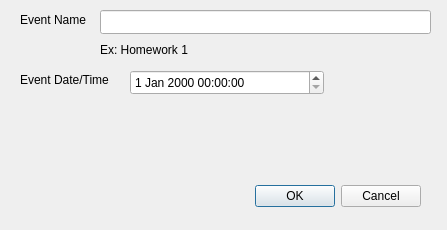
ECU-CSCI-4230/SpiralBound, file Qt Project Files/SpiralBound/addcalendarevent.ui: the form before one commit.
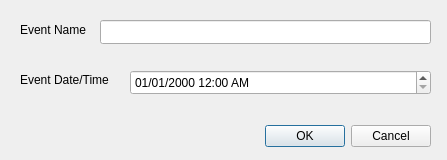
The form after the commit.

```diff
--- a/Qt Project Files/SpiralBound/addcalendarevent.ui
+++ b/Qt Project Files/SpiralBound/addcalendarevent.ui
@@ -7,7 +7,7 @@
     <x>0</x>
     <y>0</y>
     <width>447</width>
-    <height>230</height>
+    <height>160</height>
    </rect>
   </property>
   <property name="windowTitle">
@@ -16,8 +16,8 @@
   <widget class="QDialogButtonBox" name="buttonBox">
    <property name="geometry">
     <rect>
-     <x>80</x>
-     <y>180</y>
+     <x>90</x>
+     <y>120</y>
      <width>341</width>
      <height>32</height>
     </rect>
@@ -33,7 +33,7 @@
    <property name="geometry">
     <rect>
      <x>100</x>
-     <y>10</y>
+     <y>20</y>
      <width>331</width>
      <height>24</height>
     </rect>
@@ -43,7 +43,7 @@
    <property name="geometry">
     <rect>
      <x>20</x>
-     <y>10</y>
+     <y>20</y>
      <width>80</width>
      <height>20</height>
     </rect>
@@ -65,28 +65,21 @@
     <string>Event Date/Time</string>
    </property>
   </widget>
-  <widget class="QLabel" name="label_eventName_2">
-   <property name="geometry">
-    <rect>
-     <x>100</x>
-     <y>40</y>
-     <width>111</width>
-     <height>20</height>
-    </rect>
-   </property>
-   <property name="text">
-    <string>Ex: Homework 1</string>
-   </property>
-  </widget>
   <widget class="QDateTimeEdit" name="dateTimeEdit">
    <property name="geometry">
     <rect>
      <x>130</x>
      <y>70</y>
-     <width>194</width>
+     <width>301</width>
      <height>25</height>
     </rect>
    </property>
+   <property name="showGroupSeparator" stdset="0">
+    <bool>false</bool>
+   </property>
+   <property name="displayFormat">
+    <string>MM/dd/yyyy hh:mm AP</string>
+   </property>
   </widget>
  </widget>
  <resources/>
```
